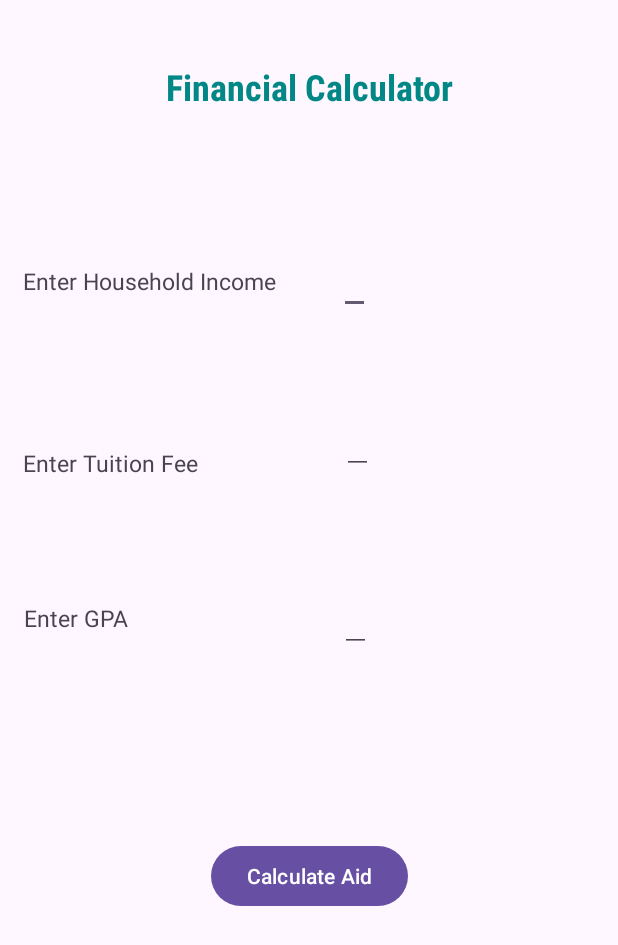
After one commit to indeevarat/MADFinalProject, an Android app: the FinancialAidCalculator screen opened directly, with no data from a screen before it, on a phone screen of 412 x 824 dp. The commit adds this screen. Shown: the top 945 px of the screen. Run offline under Robolectric (Android 15) with nearby library versions, the light colour scheme and no system bars.

Commit message:
Created Financial Aid Calculator and updated App Icon

```diff
--- a/Pacefinity/app/src/main/AndroidManifest.xml
+++ b/Pacefinity/app/src/main/AndroidManifest.xml
@@ -6,9 +6,9 @@
         android:allowBackup="true"
         android:dataExtractionRules="@xml/data_extraction_rules"
         android:fullBackupContent="@xml/backup_rules"
-        android:icon="@mipmap/ic_launcher"
+        android:icon="@mipmap/app_icon"
         android:label="@string/app_name"
-        android:roundIcon="@mipmap/ic_launcher_round"
+        android:roundIcon="@mipmap/app_icon"
         android:supportsRtl="true"
         android:theme="@style/Theme.Pacefinity"
         tools:targetApi="31">
@@ -21,6 +21,10 @@
                 <category android:name="android.intent.category.LAUNCHER" />
             </intent-filter>
         </activity>
+        <activity android:name=".FinancialAidCalculator">
+
+        </activity>
+
     </application>
 
 </manifest>
--- /dev/null
+++ b/Pacefinity/app/src/main/java/com/example/pacefinity/FinancialAidCalculator.java
@@ -0,0 +1,54 @@
+package com.example.pacefinity;
+
+import android.os.Bundle;
+import android.widget.Button;
+import android.widget.EditText;
+import android.widget.TextView;
+
+import androidx.appcompat.app.AppCompatActivity;
+
+public class FinancialAidCalculator extends AppCompatActivity {
+    private EditText incomeInput, feeInput, gpaInput;
+    private TextView aidOutput;
+    private Button aidButton;
+
+    @Override
+    protected void onCreate(Bundle savedInstanceState) {
+        super.onCreate(savedInstanceState);
+        setContentView(R.layout.financial_aid_calculator);
+
+        incomeInput = findViewById(R.id.income_input);
+        feeInput = findViewById(R.id.fee_input);
+        gpaInput = findViewById(R.id.gpa_input);
+
+        aidOutput = findViewById(R.id.aid_output);
+
+        aidButton = findViewById(R.id.aid_button);
+        aidButton.setOnClickListener(view -> calculateAid());
+    }
+
+    private void calculateAid() {
+        double income = Double.parseDouble(incomeInput.getText().toString());
+        double tuitionFee = Double.parseDouble(feeInput.getText().toString());
+        double gpa = Double.parseDouble(gpaInput.getText().toString());
+
+        double aidPercentage = 0;
+        if (income < 35000) {
+            if (gpa >= 3 && gpa < 3.3) {
+                aidPercentage = 0.05;
+            } else if (gpa >= 3.3 && gpa < 3.5) {
+                aidPercentage = 0.06;
+            } else if (gpa >= 3.5) {
+                aidPercentage = 0.07;
+            } else {
+                aidOutput.setText("Not eligible for aid");
+                return;
+            }
+
+            double aidAmount = aidPercentage * tuitionFee;
+            aidOutput.setText("Your financial aid is USD " + String.format("%.2f", aidAmount));
+        } else {
+            aidOutput.setText("Not eligible for aid");
+        }
+    }
+}
--- a/Pacefinity/app/src/main/java/com/example/pacefinity/MainActivity.java
+++ b/Pacefinity/app/src/main/java/com/example/pacefinity/MainActivity.java
@@ -2,7 +2,9 @@ package com.example.pacefinity;
 
 import androidx.appcompat.app.AppCompatActivity;
 
+import android.content.Intent;
 import android.os.Bundle;
+import android.view.View;
 
 public class MainActivity extends AppCompatActivity {
 
@@ -11,4 +13,9 @@ public class MainActivity extends AppCompatActivity {
         super.onCreate(savedInstanceState);
         setContentView(R.layout.activity_main);
     }
+    public void openFinancialAidCalculator(View view) {
+        Intent intent = new Intent(this, FinancialAidCalculator.class);
+        startActivity(intent);
+    }
+
 }
--- a/Pacefinity/app/src/main/res/layout/activity_main.xml
+++ b/Pacefinity/app/src/main/res/layout/activity_main.xml
@@ -4,15 +4,16 @@
     xmlns:tools="http://schemas.android.com/tools"
     android:layout_width="match_parent"
     android:layout_height="match_parent"
-    tools:context=".MainActivity">
+    >
 
-    <TextView
+    <Button
         android:layout_width="wrap_content"
         android:layout_height="wrap_content"
-        android:text="Hello World!"
-        app:layout_constraintBottom_toBottomOf="parent"
-        app:layout_constraintEnd_toEndOf="parent"
-        app:layout_constraintStart_toStartOf="parent"
-        app:layout_constraintTop_toTopOf="parent" />
+        android:id="@+id/go_to"
+        android:text="@string/navigate"
+        android:onClick="openFinancialAidCalculator"
+        tools:layout_editor_absoluteX="136dp"
+        tools:layout_editor_absoluteY="280dp"
+        tools:ignore="MissingConstraints,UsingOnClickInXml" />
 
 </androidx.constraintlayout.widget.ConstraintLayout>
--- /dev/null
+++ b/Pacefinity/app/src/main/res/layout/financial_aid_calculator.xml
@@ -0,0 +1,141 @@
+<?xml version="1.0" encoding="utf-8"?>
+<androidx.constraintlayout.widget.ConstraintLayout xmlns:android="http://schemas.android.com/apk/res/android"
+    xmlns:app="http://schemas.android.com/apk/res-auto"
+    android:layout_width="match_parent"
+    android:layout_height="match_parent"
+    xmlns:tools="http://schemas.android.com/tools">
+
+    <TextView
+        android:id="@+id/financial_calculator"
+        android:layout_width="wrap_content"
+        android:layout_height="wrap_content"
+        android:fontFamily="sans-serif-condensed-medium"
+        android:text="@string/financial_calculator"
+        android:textColor="@color/design_default_color_secondary_variant"
+        android:textSize="24sp"
+        android:textStyle="bold"
+        app:layout_constraintBottom_toBottomOf="parent"
+        app:layout_constraintEnd_toEndOf="parent"
+        app:layout_constraintHorizontal_bias="0.502"
+        app:layout_constraintStart_toStartOf="parent"
+        app:layout_constraintTop_toTopOf="parent"
+        app:layout_constraintVertical_bias="0.052"
+        tools:ignore="MissingConstraints" />
+
+
+    <TextView
+        android:id="@+id/income"
+        android:layout_width="wrap_content"
+        android:layout_height="wrap_content"
+        android:labelFor="@id/income_input"
+        android:text="@string/household_income"
+        android:textSize="15sp"
+        android:textStyle="normal"
+        app:layout_constraintBottom_toBottomOf="parent"
+        app:layout_constraintEnd_toEndOf="parent"
+        app:layout_constraintHorizontal_bias="0.064"
+        app:layout_constraintStart_toStartOf="parent"
+        app:layout_constraintTop_toTopOf="parent"
+        app:layout_constraintVertical_bias="0.22"
+        tools:ignore="MissingConstraints" />
+
+    <EditText
+        android:id="@+id/income_input"
+        android:layout_width="wrap_content"
+        android:layout_height="wrap_content"
+        android:layout_marginEnd="156dp"
+        android:autofillHints="Enter Household Income"
+        android:inputType="numberDecimal"
+        app:layout_constraintBottom_toBottomOf="parent"
+        app:layout_constraintEnd_toEndOf="parent"
+        app:layout_constraintHorizontal_bias="0.821"
+        app:layout_constraintStart_toEndOf="@+id/income"
+        app:layout_constraintTop_toTopOf="parent"
+        app:layout_constraintVertical_bias="0.211"
+        tools:ignore="MissingConstraints" />
+
+    <TextView
+        android:id="@+id/tuition_fee"
+        android:layout_width="wrap_content"
+        android:layout_height="wrap_content"
+        android:labelFor="@id/tuition_fee"
+        android:text="@string/tuition_fee"
+        android:textSize="15sp"
+        android:textStyle="normal"
+        app:layout_constraintBottom_toBottomOf="parent"
+        app:layout_constraintEnd_toEndOf="parent"
+        app:layout_constraintHorizontal_bias="0.053"
+        app:layout_constraintStart_toStartOf="parent"
+        app:layout_constraintTop_toTopOf="parent"
+        app:layout_constraintVertical_bias="0.371"
+        tools:ignore="MissingConstraints" />
+
+    <EditText
+        android:id="@+id/fee_input"
+
+        android:layout_width="wrap_content"
+        android:layout_height="wrap_content"
+        android:autofillHints="Enter tuition fee"
+        android:inputType="numberDecimal"
+        app:layout_constraintBottom_toBottomOf="parent"
+        app:layout_constraintEnd_toEndOf="parent"
+        app:layout_constraintHorizontal_bias="0.369"
+        app:layout_constraintStart_toEndOf="@+id/tuition_fee"
+        app:layout_constraintTop_toTopOf="parent"
+        app:layout_constraintVertical_bias="0.348"
+        tools:ignore="MissingConstraints" />
+
+    <TextView
+        android:id="@+id/gpa"
+        android:layout_width="wrap_content"
+        android:layout_height="wrap_content"
+        android:labelFor="@id/gpa"
+        android:text="@string/enter_gpa"
+        android:textSize="15sp"
+        android:textStyle="normal"
+        app:layout_constraintBottom_toBottomOf="parent"
+        app:layout_constraintEnd_toEndOf="parent"
+        app:layout_constraintHorizontal_bias="0.046"
+        app:layout_constraintStart_toStartOf="parent"
+        app:layout_constraintTop_toTopOf="parent"
+        tools:ignore="MissingConstraints" />
+
+    <EditText
+        android:id="@+id/gpa_input"
+        android:layout_width="wrap_content"
+        android:layout_height="wrap_content"
+        android:autofillHints="Enter GPA"
+        android:inputType="numberDecimal"
+        app:layout_constraintBottom_toBottomOf="parent"
+        app:layout_constraintEnd_toEndOf="parent"
+        app:layout_constraintHorizontal_bias="0.461"
+        app:layout_constraintStart_toEndOf="@+id/gpa"
+        app:layout_constraintTop_toTopOf="parent"
+        tools:ignore="MissingConstraints" />
+
+    <Button
+        android:id="@+id/aid_button"
+        android:layout_width="wrap_content"
+        android:layout_height="wrap_content"
+        android:layout_marginBottom="216dp"
+        android:text="@string/calculate_aid"
+        app:layout_constraintBottom_toBottomOf="parent"
+        app:layout_constraintEnd_toEndOf="parent"
+        app:layout_constraintStart_toStartOf="parent"
+        tools:ignore="MissingConstraints" />
+
+    <TextView
+        android:id="@+id/aid_output"
+        android:layout_width="wrap_content"
+        android:layout_height="wrap_content"
+        android:textSize="18sp"
+        app:layout_constraintBottom_toBottomOf="parent"
+        app:layout_constraintEnd_toEndOf="parent"
+        app:layout_constraintHorizontal_bias="0.498"
+        app:layout_constraintStart_toStartOf="parent"
+        app:layout_constraintTop_toTopOf="parent"
+        app:layout_constraintVertical_bias="0.855"
+        tools:ignore="MissingConstraints" />
+
+
+</androidx.constraintlayout.widget.ConstraintLayout>
--- /dev/null
+++ b/Pacefinity/app/src/main/res/values/refs.xml
@@ -0,0 +1,2 @@
+<?xml version="1.0" encoding="utf-8"?>
+<resources></resources>
--- a/Pacefinity/app/src/main/res/values/strings.xml
+++ b/Pacefinity/app/src/main/res/values/strings.xml
@@ -1,3 +1,12 @@
 <resources>
     <string name="app_name">Pacefinity</string>
+    <string name="financial_calculator">Financial Calculator</string>
+    <string name="household_income">Enter Household Income</string>
+    <string name="tuition_fee">Enter Tuition Fee</string>
+    <string name="enter_gpa">Enter GPA</string>
+    <string name="estimated_financial_aid">Estimated Financial Aid</string>
+    <string name="not_eligible_for_aid">Not eligible for aid</string>
+    <string name="_2f">%.2f</string>
+    <string name="calculate_aid">Calculate Aid</string>
+    <string name="navigate">Navigate</string>
 </resources>
```
Also changed, not shown: Pacefinity/app/src/main/res/mipmap-hdpi/app_icon.png (added), Pacefinity/app/src/main/res/mipmap-mdpi/app_icon.png (added), Pacefinity/app/src/main/res/mipmap-xhdpi/app_icon.png (added), Pacefinity/app/src/main/res/mipmap-xxhdpi/app_icon.png (added), Pacefinity/app/src/main/res/mipmap-xxxhdpi/app_icon.png (added), 1 other file.
